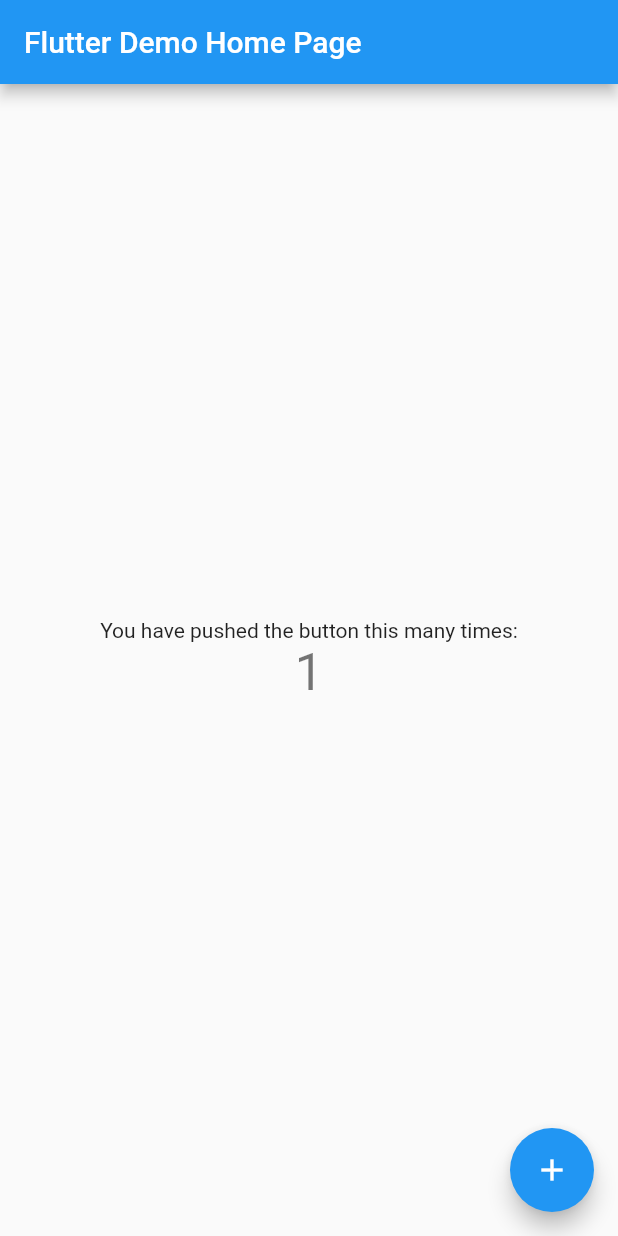
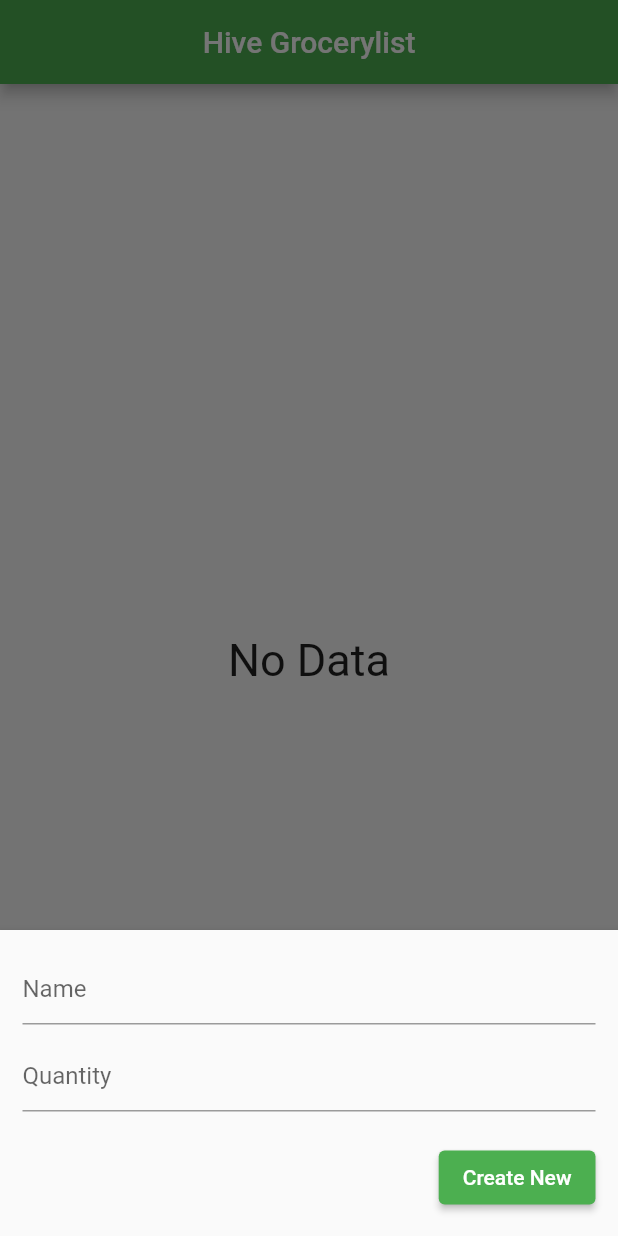
Before and after one commit to MarcKlesiewicz/Hive_GroceryList, a Flutter app: the screen it shows after launch, after a tap on the "add" icon, on a phone screen of 412 x 824 dp. Run offline on Flutter 3.47's test engine with Material 2 defaults, Android fonts, the phone set to English and light mode, and no system bars; our stand-ins replace hive, hive_flutter; accounts and stored records are empty.

Commit message:
implemenetd hive and formfield for adding new item

```diff
--- a/hive_grocerylist/lib/main.dart
+++ b/hive_grocerylist/lib/main.dart
@@ -1,115 +1,223 @@
+// main.dart
 import 'package:flutter/material.dart';
+import 'package:hive/hive.dart';
+import 'package:hive_flutter/hive_flutter.dart';
 
-void main() {
+void main() async {
+  WidgetsFlutterBinding.ensureInitialized();
+
+  await Hive.initFlutter();
+  // await Hive.deleteBoxFromDisk('shopping_box');
+  await Hive.openBox('shopping_box');
+
   runApp(const MyApp());
 }
 
 class MyApp extends StatelessWidget {
   const MyApp({Key? key}) : super(key: key);
 
-  // This widget is the root of your application.
   @override
   Widget build(BuildContext context) {
     return MaterialApp(
-      title: 'Flutter Demo',
+      debugShowCheckedModeBanner: false,
+      title: 'Hive Grocerylist',
       theme: ThemeData(
-        // This is the theme of your application.
-        //
-        // Try running your application with "flutter run". You'll see the
-        // application has a blue toolbar. Then, without quitting the app, try
-        // changing the primarySwatch below to Colors.green and then invoke
-        // "hot reload" (press "r" in the console where you ran "flutter run",
-        // or simply save your changes to "hot reload" in a Flutter IDE).
-        // Notice that the counter didn't reset back to zero; the application
-        // is not restarted.
-        primarySwatch: Colors.blue,
+        primarySwatch: Colors.green,
       ),
-      home: const MyHomePage(title: 'Flutter Demo Home Page'),
+      home: const HomePage(),
     );
   }
 }
 
-class MyHomePage extends StatefulWidget {
-  const MyHomePage({Key? key, required this.title}) : super(key: key);
-
-  // This widget is the home page of your application. It is stateful, meaning
-  // that it has a State object (defined below) that contains fields that affect
-  // how it looks.
-
-  // This class is the configuration for the state. It holds the values (in this
-  // case the title) provided by the parent (in this case the App widget) and
-  // used by the build method of the State. Fields in a Widget subclass are
-  // always marked "final".
-
-  final String title;
+// Home Page
+class HomePage extends StatefulWidget {
+  const HomePage({Key? key}) : super(key: key);
 
   @override
-  State<MyHomePage> createState() => _MyHomePageState();
+  _HomePageState createState() => _HomePageState();
 }
 
-class _MyHomePageState extends State<MyHomePage> {
-  int _counter = 0;
+class _HomePageState extends State<HomePage> {
+  List<Map<String, dynamic>> _items = [];
 
-  void _incrementCounter() {
+  final _groceryList = Hive.box('shopping_box');
+
+  @override
+  void initState() {
+    super.initState();
+    _refreshItems(); // Load data when app starts
+  }
+
+  // Get all items from the database
+  void _refreshItems() {
+    final data = _groceryList.keys.map((key) {
+      final value = _groceryList.get(key);
+      return {"key": key, "name": value["name"], "quantity": value['quantity']};
+    }).toList();
+
     setState(() {
-      // This call to setState tells the Flutter framework that something has
-      // changed in this State, which causes it to rerun the build method below
-      // so that the display can reflect the updated values. If we changed
-      // _counter without calling setState(), then the build method would not be
-      // called again, and so nothing would appear to happen.
-      _counter++;
+      _items = data.reversed.toList();
+      // we use "reversed" to sort items in order from the latest to the oldest
     });
+  }
+
+  // Create new item
+  Future<void> _createItem(Map<String, dynamic> newItem) async {
+    await _groceryList.add(newItem);
+    _refreshItems(); // update the UI
+  }
+
+  // Retrieve a single item from the database by using its key
+  // Our app won't use this function but I put it here for your reference
+  Map<String, dynamic> _readItem(int key) {
+    final item = _groceryList.get(key);
+    return item;
+  }
+
+  // Update a single item
+  Future<void> _updateItem(int itemKey, Map<String, dynamic> item) async {
+    await _groceryList.put(itemKey, item);
+    _refreshItems(); // Update the UI
+  }
+
+  // Delete a single item
+  Future<void> _deleteItem(int itemKey) async {
+    await _groceryList.delete(itemKey);
+    _refreshItems(); // update the UI
+
+    // Display a snackbar
+    ScaffoldMessenger.of(context).showSnackBar(
+        const SnackBar(content: Text('An item has been deleted')));
+  }
+
+  // TextFields' controllers
+  final TextEditingController _nameController = TextEditingController();
+  final TextEditingController _quantityController = TextEditingController();
+
+  // This function will be triggered when the floating button is pressed
+  // It will also be triggered when you want to update an item
+  void _showForm(BuildContext ctx, int? itemKey) async {
+    // itemKey == null -> create new item
+    // itemKey != null -> update an existing item
+
+    if (itemKey != null) {
+      final existingItem =
+          _items.firstWhere((element) => element['key'] == itemKey);
+      _nameController.text = existingItem['name'];
+      _quantityController.text = existingItem['quantity'];
+    }
+
+    showModalBottomSheet(
+        context: ctx,
+        elevation: 5,
+        isScrollControlled: true,
+        builder: (_) => Container(
+              padding: EdgeInsets.only(
+                  bottom: MediaQuery.of(ctx).viewInsets.bottom,
+                  top: 15,
+                  left: 15,
+                  right: 15),
+              child: Column(
+                mainAxisSize: MainAxisSize.min,
+                crossAxisAlignment: CrossAxisAlignment.end,
+                children: [
+                  TextField(
+                    controller: _nameController,
+                    decoration: const InputDecoration(hintText: 'Name'),
+                  ),
+                  const SizedBox(
+                    height: 10,
+                  ),
+                  TextField(
+                    controller: _quantityController,
+                    keyboardType: TextInputType.number,
+                    decoration: const InputDecoration(hintText: 'Quantity'),
+                  ),
+                  const SizedBox(
+                    height: 20,
+                  ),
+                  ElevatedButton(
+                    onPressed: () async {
+                      // Save new item
+                      if (itemKey == null) {
+                        _createItem({
+                          "name": _nameController.text,
+                          "quantity": _quantityController.text
+                        });
+                      }
+
+                      // update an existing item
+                      if (itemKey != null) {
+                        _updateItem(itemKey, {
+                          'name': _nameController.text.trim(),
+                          'quantity': _quantityController.text.trim()
+                        });
+                      }
+
+                      // Clear the text fields
+                      _nameController.text = '';
+                      _quantityController.text = '';
+
+                      Navigator.of(context).pop(); // Close the bottom sheet
+                    },
+                    child: Text(itemKey == null ? 'Create New' : 'Update'),
+                  ),
+                  const SizedBox(
+                    height: 15,
+                  )
+                ],
+              ),
+            ));
   }
 
   @override
   Widget build(BuildContext context) {
-    // This method is rerun every time setState is called, for instance as done
-    // by the _incrementCounter method above.
-    //
-    // The Flutter framework has been optimized to make rerunning build methods
-    // fast, so that you can just rebuild anything that needs updating rather
-    // than having to individually change instances of widgets.
     return Scaffold(
       appBar: AppBar(
-        // Here we take the value from the MyHomePage object that was created by
-        // the App.build method, and use it to set our appbar title.
-        title: Text(widget.title),
+        centerTitle: true,
+        title: const Text('Hive Grocerylist'),
       ),
-      body: Center(
-        // Center is a layout widget. It takes a single child and positions it
-        // in the middle of the parent.
-        child: Column(
-          // Column is also a layout widget. It takes a list of children and
-          // arranges them vertically. By default, it sizes itself to fit its
-          // children horizontally, and tries to be as tall as its parent.
-          //
-          // Invoke "debug painting" (press "p" in the console, choose the
-          // "Toggle Debug Paint" action from the Flutter Inspector in Android
-          // Studio, or the "Toggle Debug Paint" command in Visual Studio Code)
-          // to see the wireframe for each widget.
-          //
-          // Column has various properties to control how it sizes itself and
-          // how it positions its children. Here we use mainAxisAlignment to
-          // center the children vertically; the main axis here is the vertical
-          // axis because Columns are vertical (the cross axis would be
-          // horizontal).
-          mainAxisAlignment: MainAxisAlignment.center,
-          children: <Widget>[
-            const Text(
-              'You have pushed the button this many times:',
-            ),
-            Text(
-              '$_counter',
-              style: Theme.of(context).textTheme.headline4,
-            ),
-          ],
-        ),
+      body: _items.isEmpty
+          ? const Center(
+              child: Text(
+                'No Data',
+                style: TextStyle(fontSize: 30),
+              ),
+            )
+          : ListView.builder(
+              // the list of items
+              itemCount: _items.length,
+              itemBuilder: (_, index) {
+                final currentItem = _items[index];
+                return Card(
+                  color: Colors.orange.shade100,
+                  margin: const EdgeInsets.all(10),
+                  elevation: 3,
+                  child: ListTile(
+                      title: Text(currentItem['name']),
+                      subtitle: Text(currentItem['quantity'].toString()),
+                      trailing: Row(
+                        mainAxisSize: MainAxisSize.min,
+                        children: [
+                          // Edit button
+                          IconButton(
+                              icon: const Icon(Icons.edit),
+                              onPressed: () =>
+                                  _showForm(context, currentItem['key'])),
+                          // Delete button
+                          IconButton(
+                            icon: const Icon(Icons.delete),
+                            onPressed: () => _deleteItem(currentItem['key']),
+                          ),
+                        ],
+                      )),
+                );
+              }),
+      // Add new item button
+      floatingActionButton: FloatingActionButton(
+        onPressed: () => _showForm(context, null),
+        child: const Icon(Icons.add),
       ),
-      floatingActionButton: FloatingActionButton(
-        onPressed: _incrementCounter,
-        tooltip: 'Increment',
-        child: const Icon(Icons.add),
-      ), // This trailing comma makes auto-formatting nicer for build methods.
     );
   }
 }
--- a/hive_grocerylist/pubspec.yaml
+++ b/hive_grocerylist/pubspec.yaml
@@ -34,6 +34,8 @@ dependencies:
   # The following adds the Cupertino Icons font to your application.
   # Use with the CupertinoIcons class for iOS style icons.
   cupertino_icons: ^1.0.2
+  hive: ^2.1.0
+  hive_flutter: ^1.1.0
 
 dev_dependencies:
   flutter_test:
```
